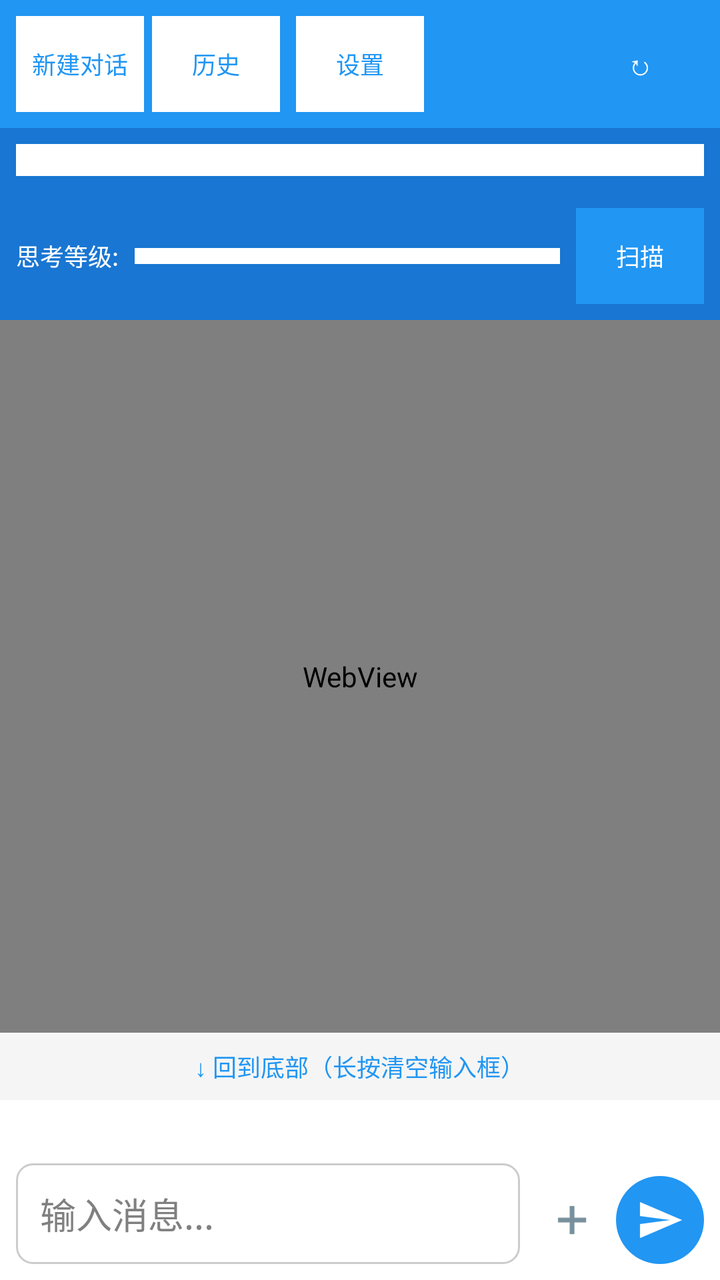
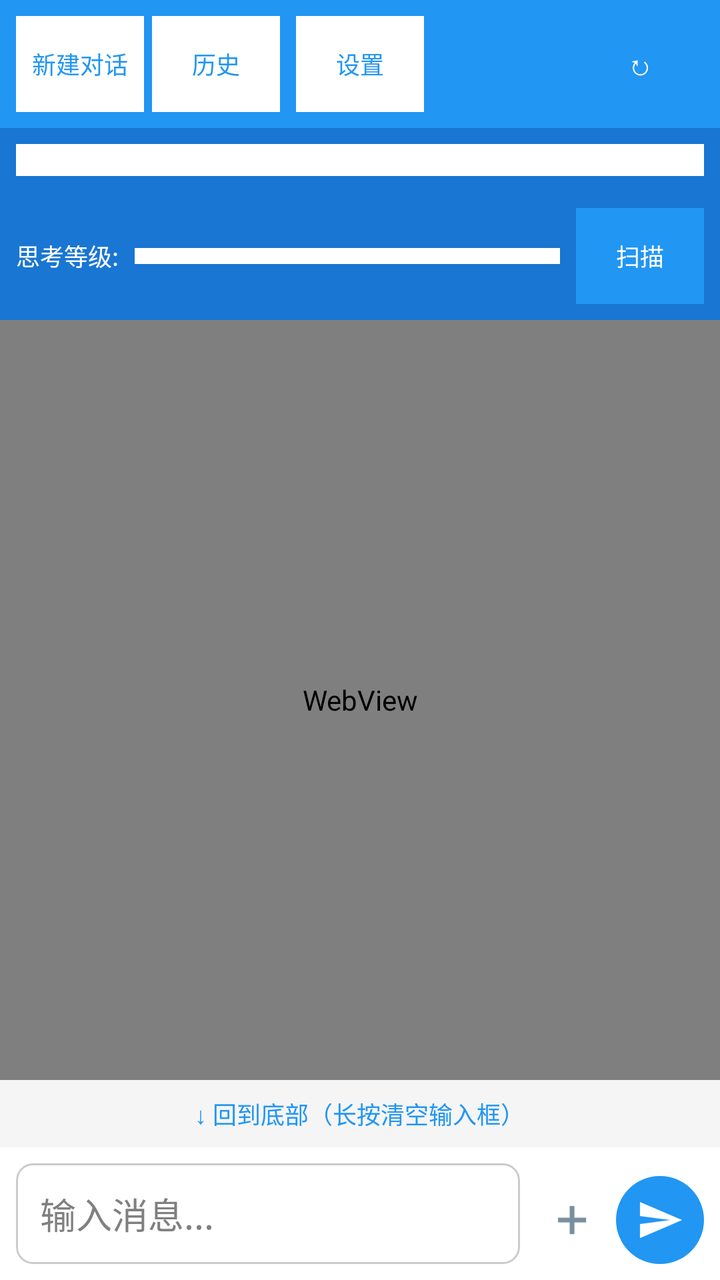

Compare the two renders of this Android layout. The source of the first and the diff that turns it into the second are given below.
<!-- AndroidManifest.xml: application theme AppTheme -->
<!-- res/layout/activity_main.xml -->
<?xml version="1.0" encoding="utf-8"?>
<LinearLayout xmlns:android="http://schemas.android.com/apk/res/android"
    android:orientation="vertical"
    android:background="@color/background"
    android:layout_width="match_parent"
    android:layout_height="match_parent">

    
    <LinearLayout
        android:gravity="center_vertical"
        android:orientation="horizontal"
        android:background="@color/primary"
        android:padding="8dp"
        android:layout_width="match_parent"
        android:layout_height="wrap_content">
        <Button
            android:textSize="12sp"
            android:textColor="@color/primary"
            android:id="@+id/new_conversation_button"
            android:background="@android:color/white"
            android:padding="8dp"
            android:layout_width="wrap_content"
            android:layout_height="wrap_content"
            android:layout_marginRight="4dp"
            android:text="@string/new_conversation"/>
        <Button
            android:textSize="12sp"
            android:textColor="@color/primary"
            android:id="@+id/history_button"
            android:background="@android:color/white"
            android:padding="8dp"
            android:layout_width="wrap_content"
            android:layout_height="wrap_content"
            android:layout_marginRight="8dp"
            android:text="@string/history"/>
        <Button
            android:textSize="12sp"
            android:textColor="@color/primary"
            android:id="@+id/settings_button"
            android:background="@android:color/white"
            android:padding="8dp"
            android:layout_width="wrap_content"
            android:layout_height="wrap_content"
            android:text="@string/settings"/>
        <View
            android:layout_width="0dp"
            android:layout_height="0dp"
            android:layout_weight="1"/>
        <Button
            android:textSize="14sp"
            android:textColor="@android:color/white"
            android:id="@+id/rotate_button"
            android:background="@android:color/transparent"
            android:padding="8dp"
            android:layout_width="wrap_content"
            android:layout_height="wrap_content"
            android:text="↻"/>
    </LinearLayout>

    
    <LinearLayout
        android:gravity="center_vertical"
        android:orientation="horizontal"
        android:background="@color/primary_dark"
        android:padding="8dp"
        android:layout_width="match_parent"
        android:layout_height="wrap_content">
        <Spinner
            android:id="@+id/model_spinner"
            android:background="@android:color/white"
            android:padding="8dp"
            android:layout_width="match_parent"
            android:layout_height="wrap_content"/>
    </LinearLayout>

    
    <LinearLayout
        android:gravity="center_vertical"
        android:orientation="horizontal"
        android:background="@color/primary_dark"
        android:padding="8dp"
        android:layout_width="match_parent"
        android:layout_height="wrap_content">
        <TextView
            android:textSize="12sp"
            android:textColor="@android:color/white"
            android:layout_width="wrap_content"
            android:layout_height="wrap_content"
            android:text="思考等级:"/>
        <Spinner
            android:id="@+id/thinking_spinner"
            android:background="@android:color/white"
            android:padding="4dp"
            android:layout_width="0dp"
            android:layout_height="wrap_content"
            android:layout_marginLeft="8dp"
            android:layout_weight="1"/>
        <Button
            android:id="@+id/scan_button"
            android:text="@string/scan"
            android:textSize="12sp"
            android:textColor="@android:color/white"
            android:background="@color/primary"
            android:paddingLeft="10dp"
            android:paddingRight="10dp"
            android:layout_width="wrap_content"
            android:layout_height="wrap_content"
            android:layout_marginLeft="8dp"/>
    </LinearLayout>

    
    <WebView
        android:id="@+id/message_webview"
        android:layout_width="match_parent"
        android:layout_height="0dp"
        android:layout_weight="1"/>

    
    <LinearLayout
        android:id="@+id/scroll_to_bottom_bar"
        android:gravity="center"
        android:orientation="horizontal"
        android:background="@color/background"
        android:padding="4dp"
        android:layout_width="match_parent"
        android:layout_height="wrap_content">
        <Button
            android:id="@+id/scroll_to_bottom_button"
            android:textSize="12sp"
            android:textColor="@color/primary"
            android:background="@android:color/transparent"
            android:padding="4dp"
            android:minHeight="0dp"
            android:layout_width="wrap_content"
            android:layout_height="wrap_content"
            android:text="↓ 回到底部（长按清空输入框）"/>
    </LinearLayout>

    
    <LinearLayout
        android:id="@+id/queue_bar"
        android:gravity="center_vertical"
        android:orientation="horizontal"
        android:background="#FFF8E1"
        android:padding="4dp"
        android:visibility="gone"
        android:layout_width="match_parent"
        android:layout_height="wrap_content">
        <TextView
            android:id="@+id/queue_bar_text"
            android:textSize="12sp"
            android:textColor="#8D6E00"
            android:padding="4dp"
            android:layout_width="0dp"
            android:layout_height="wrap_content"
            android:layout_weight="1"
            android:text="排队 0 条"/>
        <Button
            android:id="@+id/queue_manage_button"
            android:textSize="12sp"
            android:textColor="@color/primary"
            android:background="@android:color/transparent"
            android:padding="4dp"
            android:minHeight="0dp"
            android:layout_width="wrap_content"
            android:layout_height="wrap_content"
            android:text="管理"/>
    </LinearLayout>

    
    <LinearLayout
        android:gravity="bottom"
        android:orientation="horizontal"
        android:background="@color/white"
        android:padding="8dp"
        android:layout_width="match_parent"
        android:layout_height="wrap_content">
        <EditText
            android:id="@+id/input_edit_text"
            android:background="@drawable/edit_text_background"
            android:padding="12dp"
            android:minHeight="44dp"
            android:layout_width="0dp"
            android:layout_height="wrap_content"
            android:hint="@string/input_hint"
            android:maxLines="4"
            android:layout_weight="1"
            android:inputType="textMultiLine"/>
        <ImageButton
            android:id="@+id/plus_button"
            android:background="?android:attr/selectableItemBackground"
            android:padding="10dp"
            android:layout_width="44dp"
            android:layout_height="44dp"
            android:layout_marginLeft="4dp"
            android:scaleType="fitCenter"
            android:src="@drawable/ic_plus"
            android:contentDescription="@string/attach"/>
        <LinearLayout
            android:orientation="vertical"
            android:gravity="center_horizontal"
            android:layout_width="44dp"
            android:layout_height="wrap_content">
            <ImageButton
                android:id="@+id/expand_button"
                android:background="?android:attr/selectableItemBackground"
                android:padding="4dp"
                android:layout_width="30dp"
                android:layout_height="30dp"
                android:layout_gravity="end"
                android:scaleType="fitCenter"
                android:src="@drawable/ic_expand"
                android:visibility="invisible"
                android:contentDescription="@string/fullscreen_input"/>
            <ImageButton
                android:id="@+id/send_button"
                android:background="@drawable/bg_send_button"
                android:padding="10dp"
                android:layout_width="44dp"
                android:layout_height="44dp"
                android:scaleType="fitCenter"
                android:src="@drawable/ic_send"
                android:contentDescription="@string/send"/>
        </LinearLayout>
    </LinearLayout>
</LinearLayout>
<!-- resources referenced by this layout -->
<resources>
  <color name="background">#f5f5f5</color>
  <color name="primary">#2196f3</color>
  <color name="primary_dark">#1976d2</color>
  <color name="white">#ffffff</color>
  <!-- drawable bg_send_button (drawable) -->
  <?xml version="1.0" encoding="utf-8"?>
  <selector xmlns:android="http://schemas.android.com/apk/res/android">
      <item android:state_pressed="true">
          <shape android:shape="oval">
              <solid android:color="@color/primary_dark"/>
          </shape>
      </item>
      <item android:state_enabled="false">
          <shape android:shape="oval">
              <solid android:color="#90CAF9"/>
          </shape>
      </item>
      <item>
          <shape android:shape="oval">
              <solid android:color="@color/primary"/>
          </shape>
      </item>
  </selector>
  <!-- drawable edit_text_background (drawable) -->
  <?xml version="1.0" encoding="utf-8"?>
  <shape xmlns:android="http://schemas.android.com/apk/res/android" android:shape="rectangle">
      <solid android:color="@android:color/white"/>
      <corners android:radius="8dp"/>
      <stroke android:width="1dp" android:color="@color/gray"/>
  </shape>
  <!-- drawable ic_expand: png bitmap (drawable-hdpi, 831 bytes) -->
  <!-- drawable ic_plus: png bitmap (drawable-hdpi, 454 bytes) -->
  <!-- drawable ic_send: png bitmap (drawable-hdpi, 523 bytes) -->
  <string name="attach">添加附件</string>
  <string name="fullscreen_input">全屏输入</string>
  <string name="history">历史</string>
  <string name="input_hint">输入消息...</string>
  <string name="new_conversation">新建对话</string>
  <string name="scan">扫描</string>
  <string name="send">发送</string>
  <string name="settings">设置</string>
  <style name="AppTheme" parent="@android:style/Theme.Holo.Light">
          <item name="android:windowBackground">@color/background</item>
          <item name="android:actionBarStyle">@style/ActionBarStyle</item>
      </style>
  <color name="gray">#cccccc</color>
  <style name="ActionBarStyle" parent="@android:style/Widget.Holo.Light.ActionBar">
          <item name="android:background">@color/primary</item>
      </style>
</resources>

<!-- the commit's change to res/layout/activity_main.xml (unified diff, before → after) -->
@@ -210,7 +210,7 @@
                 android:layout_gravity="end"
                 android:scaleType="fitCenter"
                 android:src="@drawable/ic_expand"
-                android:visibility="invisible"
+                android:visibility="gone"
                 android:contentDescription="@string/fullscreen_input"/>
             <ImageButton
                 android:id="@+id/send_button"
